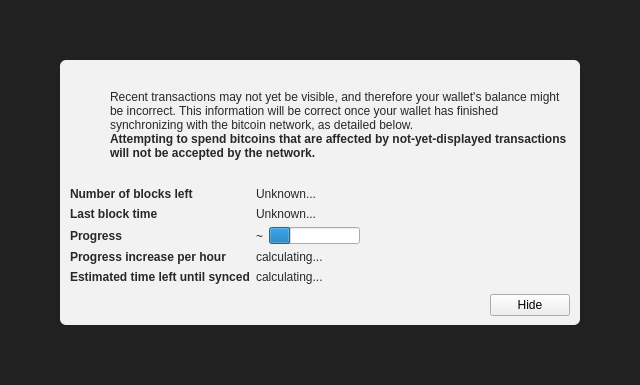
First picture: the form in src/qt/forms/modaloverlay.ui, repository lbtcio/lbtc-core-old, before the edit.
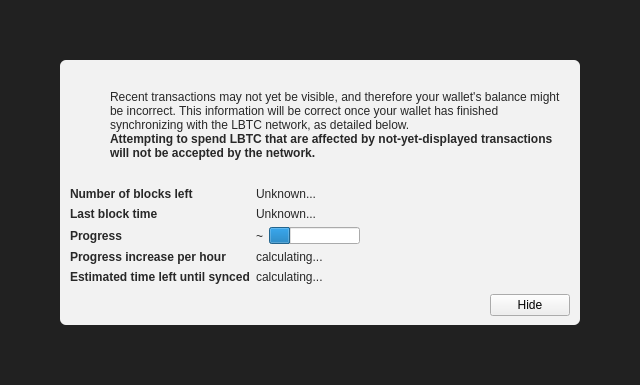
Second picture: the form after the edit. Icons and pictures are not drawn. Custom widgets are drawn as their Qt base class.

Commit message: commit lbtc msvc compile project, modify qt client ui and resources files

```diff
--- a/src/qt/forms/modaloverlay.ui
+++ b/src/qt/forms/modaloverlay.ui
@@ -130,7 +130,7 @@
              <item>
               <widget class="QLabel" name="infoText">
                <property name="text">
-                <string>Recent transactions may not yet be visible, and therefore your wallet's balance might be incorrect. This information will be correct once your wallet has finished synchronizing with the bitcoin network, as detailed below.</string>
+                <string>Recent transactions may not yet be visible, and therefore your wallet's balance might be incorrect. This information will be correct once your wallet has finished synchronizing with the LBTC network, as detailed below.</string>
                </property>
                <property name="textFormat">
                 <enum>Qt::RichText</enum>
@@ -149,7 +149,7 @@
                 </font>
                </property>
                <property name="text">
-                <string>Attempting to spend bitcoins that are affected by not-yet-displayed transactions will not be accepted by the network.</string>
+                <string>Attempting to spend LBTC that are affected by not-yet-displayed transactions will not be accepted by the network.</string>
                </property>
                <property name="textFormat">
                 <enum>Qt::RichText</enum>
```
The commit also changes 12 other files.
